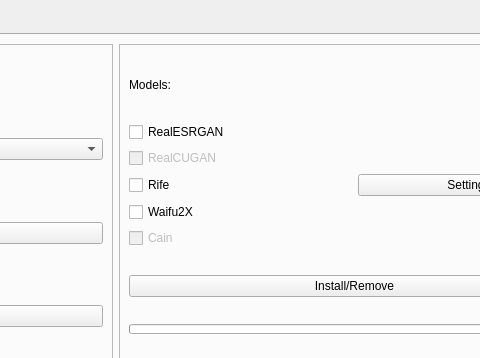
This is mainwindow.ui in TNTwise/REAL-Video-Enhancer as Qt 5 draws it before an edit; both pictures show x 584 to 1064 and y 0 to 358 of the 1194 by 618 pixel window. The edited form follows.
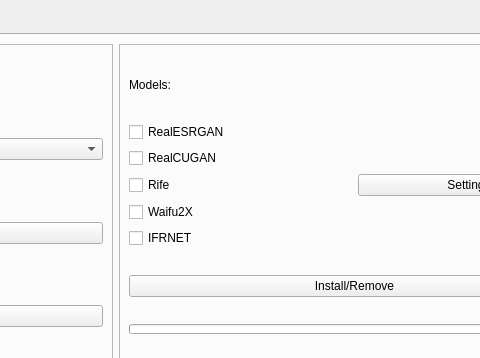
This is the edited form. The open tabs and pages were chosen to show the change. Icons and pictures are not drawn.

```diff
--- a/mainwindow.ui
+++ b/mainwindow.ui
@@ -1181,7 +1181,7 @@
                  <item row="3" column="0">
                   <widget class="QCheckBox" name="RealCUGANCheckBox">
                    <property name="enabled">
-                    <bool>false</bool>
+                    <bool>true</bool>
                    </property>
                    <property name="text">
                     <string>RealCUGAN</string>
@@ -1198,10 +1198,10 @@
                  <item row="7" column="0">
                   <widget class="QCheckBox" name="CainCheckBox">
                    <property name="enabled">
-                    <bool>false</bool>
+                    <bool>true</bool>
                    </property>
                    <property name="text">
-                    <string>Cain</string>
+                    <string>IFRNET</string>
                    </property>
                   </widget>
                  </item>
```
